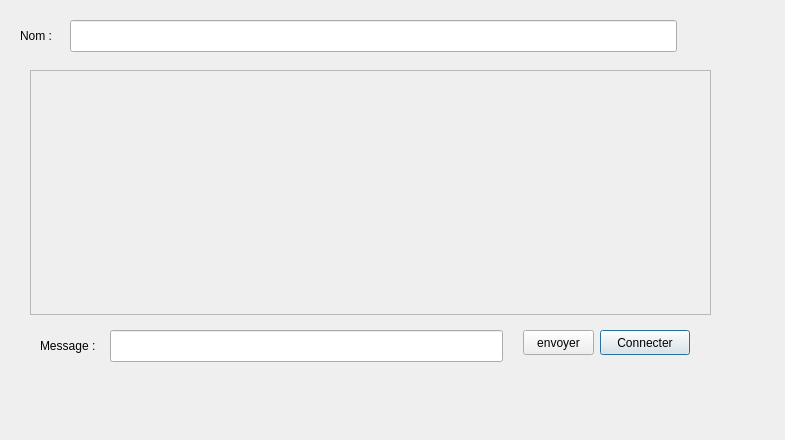
This is invite/messengerclient.ui in dina-boughanmi/projet-C- as Qt 5 draws it before an edit. The edited form follows.
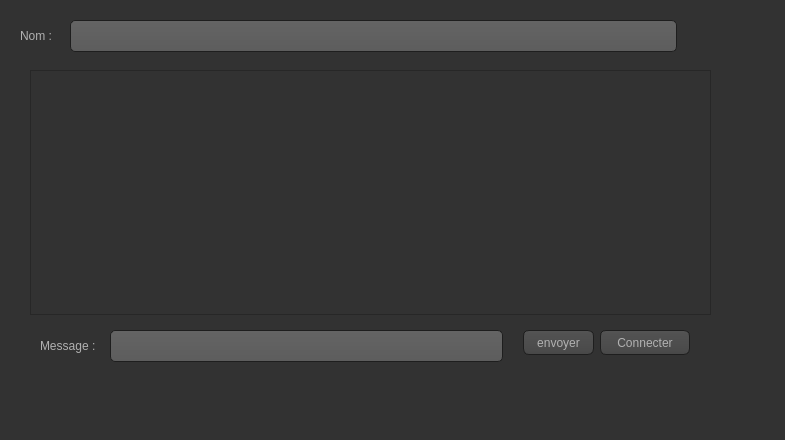
This is the edited form. Icons and pictures are not drawn.

Diff of the .ui file:
```diff
--- a/invite/messengerclient.ui
+++ b/invite/messengerclient.ui
@@ -13,6 +13,474 @@
   <property name="windowTitle">
    <string>Dialog</string>
   </property>
+  <property name="styleSheet">
+   <string notr="true">QCheckBox::indicator:checked, QRadioButton::indicator:checked
+{
+    border: 1px solid #444;
+       background-color: #3995D7;
+}
+
+
+QToolTip
+{
+     border: 1px solid black;
+     background-color:#3995D7;
+     padding: 1px;
+     border-radius: 3px;
+     opacity: 100;
+}
+
+QWidget
+{
+    color: #b1b1b1;
+    background-color: #323232;
+}
+
+QWidget:item:hover
+{
+    background-color: QLinearGradient( x1: 0, y1: 0, x2: 0, y2: 1, stop: 0#3995D7, stop: 1 #ca0619);
+    color: #000000;
+}
+
+QWidget:item:selected
+{
+    background-color: QLinearGradient( x1: 0, y1: 0, x2: 0, y2: 1, stop: 0#3995D7, stop: 1 #d7801a);
+}
+
+QMenuBar::item
+{
+    background: transparent;
+}
+
+QMenuBar::item:selected
+{
+    background: transparent;
+    border: 1px solid#3995D7;
+}
+
+QMenuBar::item:pressed
+{
+    background: #444;
+    border: 1px solid #000;
+    background-color: QLinearGradient(
+        x1:0, y1:0,
+        x2:0, y2:1,
+        stop:1 #212121,
+        stop:0.4 #343434/*,
+        stop:0.2 #343434,
+        stop:0.1#3995D7*/
+    );
+    margin-bottom:-1px;
+    padding-bottom:1px;
+}
+
+QMenu
+{
+    border: 1px solid #000;
+}
+
+QMenu::item
+{
+    padding: 2px 20px 2px 20px;
+}
+
+QMenu::item:selected
+{
+    color: #000000;
+}
+
+QWidget:disabled
+{
+    color: #404040;
+    background-color: #323232;
+}
+
+QAbstractItemView
+{
+    background-color: QLinearGradient( x1: 0, y1: 0, x2: 0, y2: 1, stop: 0 #4d4d4d, stop: 0.1 #646464, stop: 1 #5d5d5d);
+}
+
+QWidget:focus
+{
+    /*border: 2px solid QLinearGradient( x1: 0, y1: 0, x2: 0, y2: 1, stop: 0#3995D7, stop: 1 #d7801a);*/
+}
+
+QLineEdit
+{
+    background-color: QLinearGradient( x1: 0, y1: 0, x2: 0, y2: 1, stop: 0 #4d4d4d, stop: 0 #646464, stop: 1 #5d5d5d);
+    padding: 1px;
+    border-style: solid;
+    border: 1px solid #1e1e1e;
+    border-radius: 5;
+}
+
+QPushButton
+{
+    color: #b1b1b1;
+    background-color: QLinearGradient( x1: 0, y1: 0, x2: 0, y2: 1, stop: 0 #565656, stop: 0.1 #525252, stop: 0.5 #4e4e4e, stop: 0.9 #4a4a4a, stop: 1 #464646);
+    border-width: 1px;
+    border-color: #1e1e1e;
+    border-style: solid;
+    border-radius: 6;
+    padding: 3px;
+    font-size: 12px;
+    padding-left: 5px;
+    padding-right: 5px;
+}
+
+QPushButton:pressed
+{
+    background-color: QLinearGradient( x1: 0, y1: 0, x2: 0, y2: 1, stop: 0 #2d2d2d, stop: 0.1 #2b2b2b, stop: 0.5 #292929, stop: 0.9 #282828, stop: 1 #252525);
+}
+
+QComboBox
+{
+    selection-background-color:#3995D7;
+    background-color: QLinearGradient( x1: 0, y1: 0, x2: 0, y2: 1, stop: 0 #565656, stop: 0.1 #525252, stop: 0.5 #4e4e4e, stop: 0.9 #4a4a4a, stop: 1 #464646);
+    border-style: solid;
+    border: 1px solid #1e1e1e;
+    border-radius: 5;
+}
+
+QComboBox:hover,QPushButton:hover
+{
+    border: 2px solid QLinearGradient( x1: 0, y1: 0, x2: 0, y2: 1, stop: 0#3995D7, stop: 1 #3995D7);
+}
+
+
+QComboBox:on
+{
+    padding-top: 3px;
+    padding-left: 4px;
+    background-color: QLinearGradient( x1: 0, y1: 0, x2: 0, y2: 1, stop: 0 #2d2d2d, stop: 0.1 #2b2b2b, stop: 0.5 #292929, stop: 0.9 #282828, stop: 1 #252525);
+    selection-background-color:#3995D7;
+}
+
+QComboBox QAbstractItemView
+{
+    border: 2px solid darkgray;
+    selection-background-color: QLinearGradient( x1: 0, y1: 0, x2: 0, y2: 1, stop: 0#3995D7, stop: 1 #d7801a);
+}
+
+QComboBox::drop-down
+{
+     subcontrol-origin: padding;
+     subcontrol-position: top right;
+     width: 15px;
+
+     border-left-width: 0px;
+     border-left-color: darkgray;
+     border-left-style: solid; /* just a single line */
+     border-top-right-radius: 3px; /* same radius as the QComboBox */
+     border-bottom-right-radius: 3px;
+ }
+
+QComboBox::down-arrow
+{
+     image: url(:/down_arrow.png);
+}
+
+QGroupBox:focus
+{
+border: 2px solid QLinearGradient( x1: 0, y1: 0, x2: 0, y2: 1, stop: 0#3995D7, stop: 1 #d7801a);
+}
+
+QTextEdit:focus
+{
+    border: 2px solid QLinearGradient( x1: 0, y1: 0, x2: 0, y2: 1, stop: 0#3995D7, stop: 1 #d7801a);
+}
+
+QScrollBar:horizontal {
+     border: 1px solid #222222;
+     background: QLinearGradient( x1: 0, y1: 0, x2: 0, y2: 1, stop: 0.0 #121212, stop: 0.2 #282828, stop: 1 #484848);
+     height: 7px;
+     margin: 0px 16px 0 16px;
+}
+
+QScrollBar::handle:horizontal
+{
+      background: QLinearGradient( x1: 0, y1: 0, x2: 1, y2: 0, stop: 0#3995D7, stop: 0.5 #d7801a, stop: 1#3995D7);
+      min-height: 20px;
+      border-radius: 2px;
+}
+
+QScrollBar::add-line:horizontal {
+      border: 1px solid #1b1b19;
+      border-radius: 2px;
+      background: QLinearGradient( x1: 0, y1: 0, x2: 1, y2: 0, stop: 0#3995D7, stop: 1 #d7801a);
+      width: 14px;
+      subcontrol-position: right;
+      subcontrol-origin: margin;
+}
+
+QScrollBar::sub-line:horizontal {
+      border: 1px solid #1b1b19;
+      border-radius: 2px;
+      background: QLinearGradient( x1: 0, y1: 0, x2: 1, y2: 0, stop: 0#3995D7, stop: 1 #d7801a);
+      width: 14px;
+     subcontrol-position: left;
+     subcontrol-origin: margin;
+}
+
+QScrollBar::right-arrow:horizontal, QScrollBar::left-arrow:horizontal
+{
+      border: 1px solid black;
+      width: 1px;
+      height: 1px;
+      background: white;
+}
+
+QScrollBar::add-page:horizontal, QScrollBar::sub-page:horizontal
+{
+      background: none;
+}
+
+QScrollBar:vertical
+{
+      background: QLinearGradient( x1: 0, y1: 0, x2: 1, y2: 0, stop: 0.0 #121212, stop: 0.2 #282828, stop: 1 #484848);
+      width: 7px;
+      margin: 16px 0 16px 0;
+      border: 1px solid #222222;
+}
+
+QScrollBar::handle:vertical
+{
+      background: QLinearGradient( x1: 0, y1: 0, x2: 0, y2: 1, stop: 0#3995D7, stop: 0.5 #d7801a, stop: 1#3995D7);
+      min-height: 20px;
+      border-radius: 2px;
+}
+
+QScrollBar::add-line:vertical
+{
+      border: 1px solid #1b1b19;
+      border-radius: 2px;
+      background: QLinearGradient( x1: 0, y1: 0, x2: 0, y2: 1, stop: 0#3995D7, stop: 1 #d7801a);
+      height: 14px;
+      subcontrol-position: bottom;
+      subcontrol-origin: margin;
+}
+
+QScrollBar::sub-line:vertical
+{
+      border: 1px solid #1b1b19;
+      border-radius: 2px;
+      background: QLinearGradient( x1: 0, y1: 0, x2: 0, y2: 1, stop: 0 #d7801a, stop: 1#3995D7);
+      height: 14px;
+      subcontrol-position: top;
+      subcontrol-origin: margin;
+}
+
+QScrollBar::up-arrow:vertical, QScrollBar::down-arrow:vertical
+{
+      border: 1px solid black;
+      width: 1px;
+      height: 1px;
+      background: white;
+}
+
+
+QScrollBar::add-page:vertical, QScrollBar::sub-page:vertical
+{
+      background: none;
+}
+
+QTextEdit
+{
+    background-color: #242424;
+}
+
+QPlainTextEdit
+{
+    background-color: #242424;
+}
+
+QHeaderView::section
+{
+    background-color: QLinearGradient(x1:0, y1:0, x2:0, y2:1, stop:0 #616161, stop: 0.5 #505050, stop: 0.6 #434343, stop:1 #656565);
+    color: white;
+    padding-left: 4px;
+    border: 1px solid #6c6c6c;
+}
+
+QCheckBox:disabled
+{
+color: #414141;
+}
+
+QDockWidget::title
+{
+    text-align: center;
+    spacing: 3px; /* spacing between items in the tool bar */
+    background-color: QLinearGradient(x1:0, y1:0, x2:0, y2:1, stop:0 #323232, stop: 0.5 #242424, stop:1 #323232);
+}
+
+QDockWidget::close-button, QDockWidget::float-button
+{
+    text-align: center;
+    spacing: 1px; /* spacing between items in the tool bar */
+    background-color: QLinearGradient(x1:0, y1:0, x2:0, y2:1, stop:0 #323232, stop: 0.5 #242424, stop:1 #323232);
+}
+
+QDockWidget::close-button:hover, QDockWidget::float-button:hover
+{
+    background: #242424;
+}
+
+QDockWidget::close-button:pressed, QDockWidget::float-button:pressed
+{
+    padding: 1px -1px -1px 1px;
+}
+
+QMainWindow::separator
+{
+    background-color: QLinearGradient(x1:0, y1:0, x2:0, y2:1, stop:0 #161616, stop: 0.5 #151515, stop: 0.6 #212121, stop:1 #343434);
+    color: white;
+    padding-left: 4px;
+    border: 1px solid #4c4c4c;
+    spacing: 3px; /* spacing between items in the tool bar */
+}
+
+QMainWindow::separator:hover
+{
+
+    background-color: QLinearGradient(x1:0, y1:0, x2:0, y2:1, stop:0 #d7801a, stop:0.5 #b56c17 stop:1#3995D7);
+    color: white;
+    padding-left: 4px;
+    border: 1px solid #6c6c6c;
+    spacing: 3px; /* spacing between items in the tool bar */
+}
+
+QToolBar::handle
+{
+     spacing: 3px; /* spacing between items in the tool bar */
+     background: url(:/images/handle.png);
+}
+
+QMenu::separator
+{
+    height: 2px;
+    background-color: QLinearGradient(x1:0, y1:0, x2:0, y2:1, stop:0 #161616, stop: 0.5 #151515, stop: 0.6 #212121, stop:1 #343434);
+    color: white;
+    padding-left: 4px;
+    margin-left: 10px;
+    margin-right: 5px;
+}
+
+QProgressBar
+{
+    border: 2px solid grey;
+    border-radius: 5px;
+    text-align: center;
+}
+
+QProgressBar::chunk
+{
+    background-color:#3995D7;
+    width: 2.15px;
+    margin: 0.5px;
+}
+
+QTabBar::tab {
+    color: #b1b1b1;
+    border: 1px solid #444;
+    border-bottom-style: none;
+    background-color: #323232;
+    padding-left: 10px;
+    padding-right: 10px;
+    padding-top: 3px;
+    padding-bottom: 2px;
+    margin-right: -1px;
+}
+
+QTabWidget::pane {
+    border: 1px solid #444;
+    top: 1px;
+}
+
+QTabBar::tab:last
+{
+    margin-right: 0; /* the last selected tab has nothing to overlap with on the right */
+    border-top-right-radius: 3px;
+}
+
+QTabBar::tab:first:!selected
+{
+ margin-left: 0px; /* the last selected tab has nothing to overlap with on the right */
+
+
+    border-top-left-radius: 3px;
+}
+
+QTabBar::tab:!selected
+{
+    color: #b1b1b1;
+    border-bottom-style: solid;
+    margin-top: 3px;
+    background-color: QLinearGradient(x1:0, y1:0, x2:0, y2:1, stop:1 #212121, stop:.4 #343434);
+}
+
+QTabBar::tab:selected
+{
+    border-top-left-radius: 3px;
+    border-top-right-radius: 3px;
+    margin-bottom: 0px;
+}
+
+QTabBar::tab:!selected:hover
+{
+    /*border-top: 2px solid#3995D7;
+    padding-bottom: 3px;*/
+    border-top-left-radius: 3px;
+    border-top-right-radius: 3px;
+    background-color: QLinearGradient(x1:0, y1:0, x2:0, y2:1, stop:1 #212121, stop:0.4 #343434, stop:0.2 #343434, stop:0.1#3995D7);
+}
+
+QRadioButton::indicator:checked, QRadioButton::indicator:unchecked{
+    color: #b1b1b1;
+    background-color: #323232;
+    border: 1px solid #b1b1b1;
+    border-radius: 6px;
+}
+
+QRadioButton::indicator:checked
+{
+    background-color: qradialgradient(
+        cx: 0.5, cy: 0.5,
+        fx: 0.5, fy: 0.5,
+        radius: 1.0,
+        stop: 0.25#3995D7,
+        stop: 0.3 #323232
+    );
+}
+
+QCheckBox::indicator{
+    color: #b1b1b1;
+    background-color: #323232;
+    border: 1px solid #b1b1b1;
+    width: 9px;
+    height: 9px;
+}
+
+QRadioButton::indicator
+{
+    border-radius: 6px;
+}
+
+QRadioButton::indicator:hover, QCheckBox::indicator:hover
+{
+    border: 1px solid#3995D7;
+}
+
+QCheckBox::indicator:checked
+{
+    image:url(:/images/checkbox.png);
+}
+
+QCheckBox::indicator:disabled, QRadioButton::indicator:disabled
+{
+    border: 1px solid #444;
+}</string>
+  </property>
   <widget class="QTextEdit" name="textEdit">
    <property name="enabled">
     <bool>false</bool>
```
